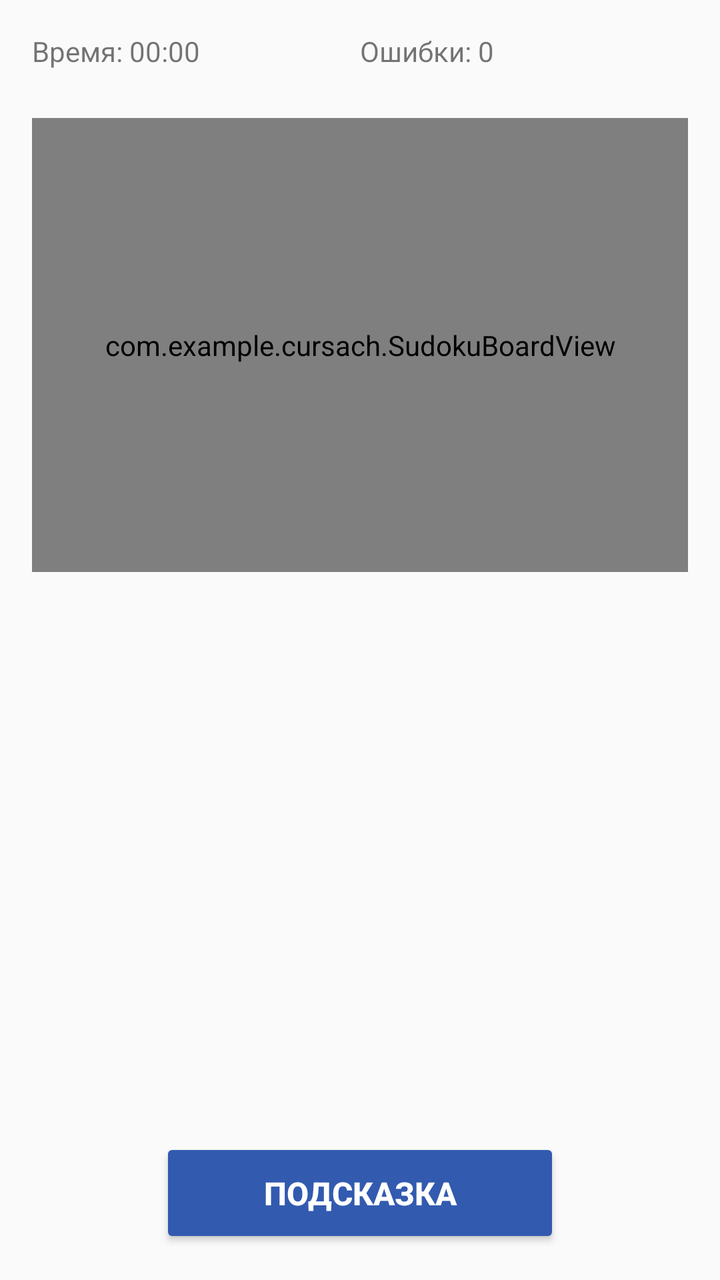
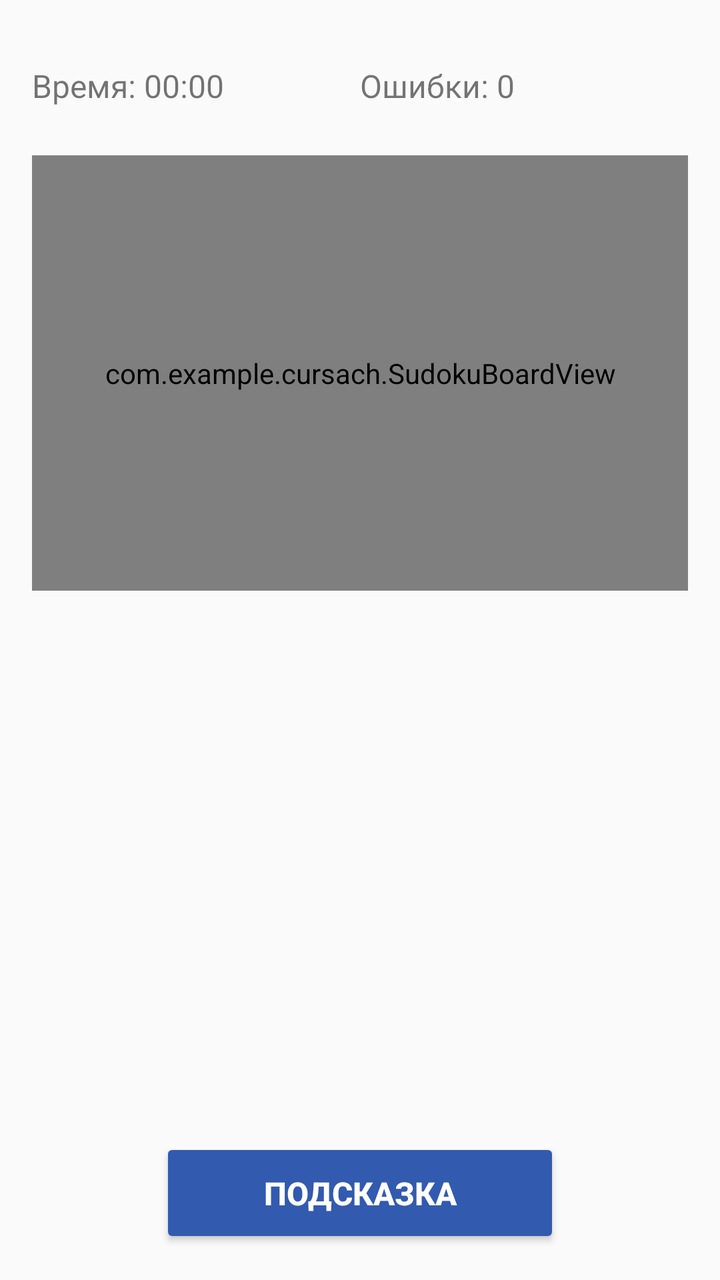

Two renders of the same Android screen: before a commit and after it. Below are the layout's source before the change and the commit's diff.
<!-- AndroidManifest.xml: application theme Theme.AppCompat.Light.NoActionBar -->
<!-- res/layout/activity_game.xml -->
<?xml version="1.0" encoding="utf-8"?>
<LinearLayout xmlns:android="http://schemas.android.com/apk/res/android"
    android:layout_width="match_parent"
    android:layout_height="match_parent"
    android:orientation="vertical"
    android:padding="16dp">

    <LinearLayout
        android:layout_width="match_parent"
        android:layout_height="wrap_content"
        android:orientation="horizontal">

        <TextView
            android:id="@+id/tvTimer"
            android:layout_width="0dp"
            android:layout_height="wrap_content"
            android:layout_weight="1"
            android:text="Время: 00:00"/>

        <TextView
            android:id="@+id/tvErrors"
            android:layout_width="0dp"
            android:layout_height="wrap_content"
            android:layout_weight="1"
            android:text="Ошибки: 0"/>
    </LinearLayout>

    <com.example.cursach.SudokuBoardView
        android:id="@+id/board"
        android:layout_width="match_parent"
        android:layout_height="0dp"
        android:layout_weight="1"
        android:layout_marginTop="24dp"
        android:layout_marginBottom="16dp"/>

    <GridView
        android:id="@+id/grid"
        android:layout_width="match_parent"
        android:layout_height="0dp"
        android:layout_weight="1"
        android:numColumns="4"
        android:layout_marginTop="16dp"/>

    <LinearLayout
        android:id="@+id/numbersRow"
        android:layout_width="match_parent"
        android:layout_height="wrap_content"
        android:orientation="horizontal"
        android:layout_marginBottom="24dp"/>

    <Button
        android:id="@+id/btnHint"
        android:layout_width="200dp"
        android:layout_height="55dp"
        android:text="Подсказка"
        android:textSize="16sp"
        android:textStyle="bold"
        android:layout_gravity="center"
        android:textColor="#FFFFFF"
        android:backgroundTint="#325aaf"/>
</LinearLayout>
<!-- resources referenced by this layout -->
<resources>

</resources>

<!-- the commit's change to res/layout/activity_game.xml (unified diff, before → after) -->
@@ -15,6 +15,8 @@
             android:layout_width="0dp"
             android:layout_height="wrap_content"
             android:layout_weight="1"
+            android:textSize="16dp"
+            android:layout_marginTop="16dp"
             android:text="Время: 00:00"/>
 
         <TextView
@@ -22,6 +24,8 @@
             android:layout_width="0dp"
             android:layout_height="wrap_content"
             android:layout_weight="1"
+            android:textSize="16dp"
+            android:layout_marginTop="16dp"
             android:text="Ошибки: 0"/>
     </LinearLayout>
 
